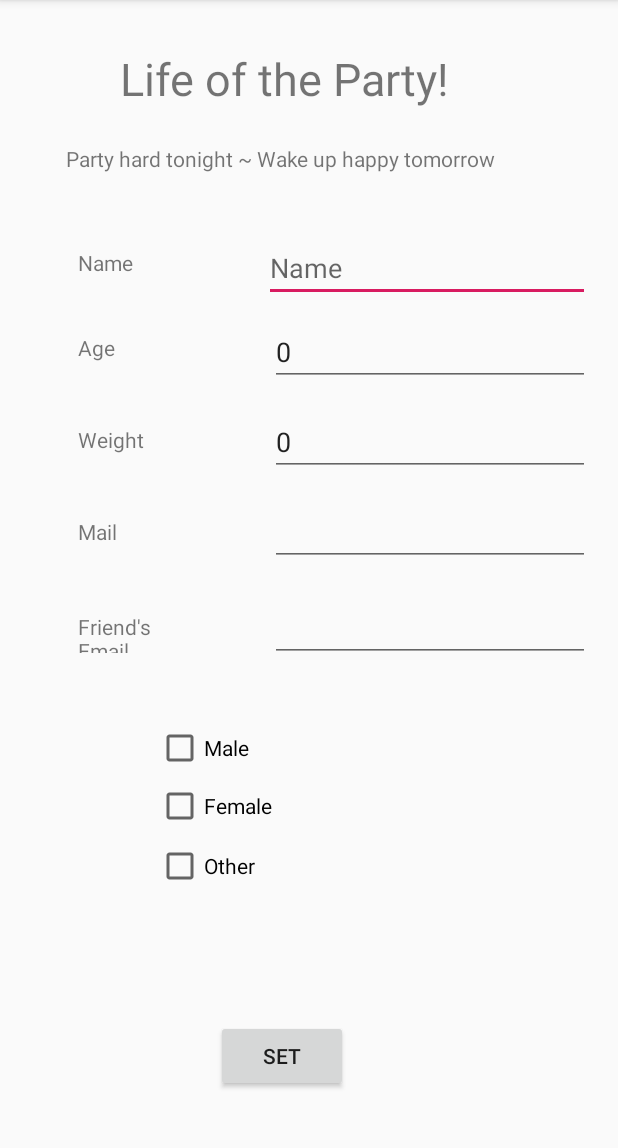
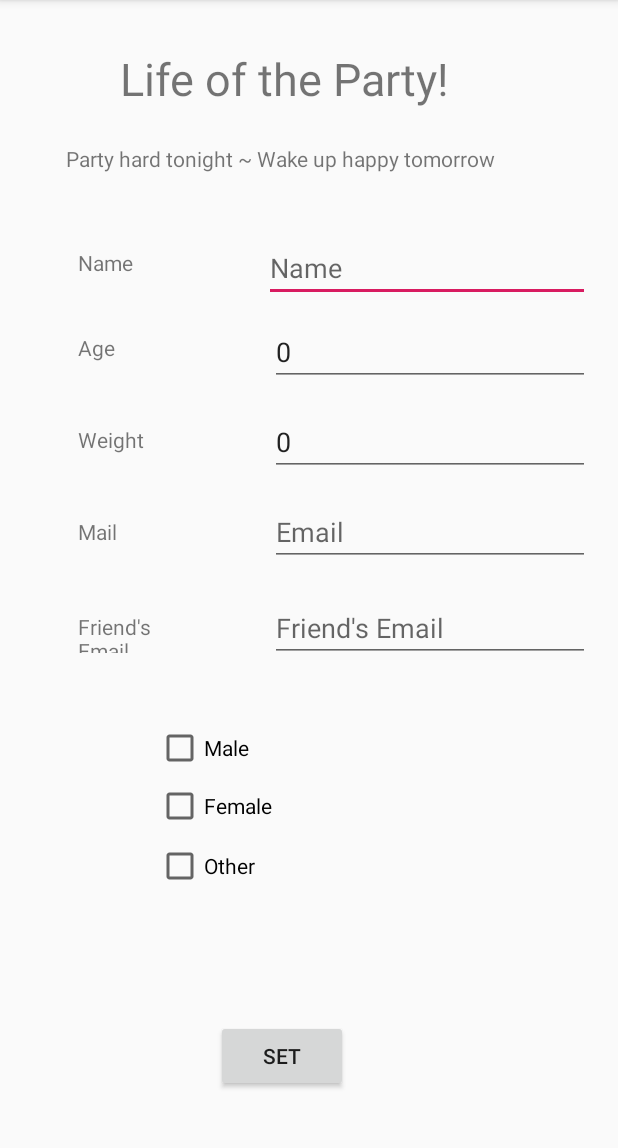
Before and after one commit to AndrewHess/Hacktech2019, an Android app: the screen it shows after launch (Setup), on a phone screen of 412 x 824 dp, the part 84-1232 px from its top. Run offline under Robolectric (Android 15) with nearby library versions, the phone set to English and light mode, and no system bars.

Commit message:
Fixed incorrect setup text

```diff
--- a/app/src/main/res/layout/activity_setup.xml
+++ b/app/src/main/res/layout/activity_setup.xml
@@ -53,8 +53,8 @@
         android:layout_marginLeft="180dp"
         android:layout_marginTop="332dp"
         android:ems="10"
+        android:hint="@string/my_mail_message"
         android:inputType="textPersonName"
-        android:text="@string/my_mail_message"
         app:layout_constraintStart_toStartOf="parent"
         app:layout_constraintTop_toTopOf="parent" />
 
@@ -66,8 +66,8 @@
         android:layout_marginLeft="180dp"
         android:layout_marginTop="396dp"
         android:ems="10"
+        android:hint="@string/buddy_mail_message"
         android:inputType="textPersonName"
-        android:text="@string/buddy_mail_message"
         app:layout_constraintStart_toStartOf="parent"
         app:layout_constraintTop_toTopOf="parent" />
 
```
Also changed, not shown: 1 other file.
